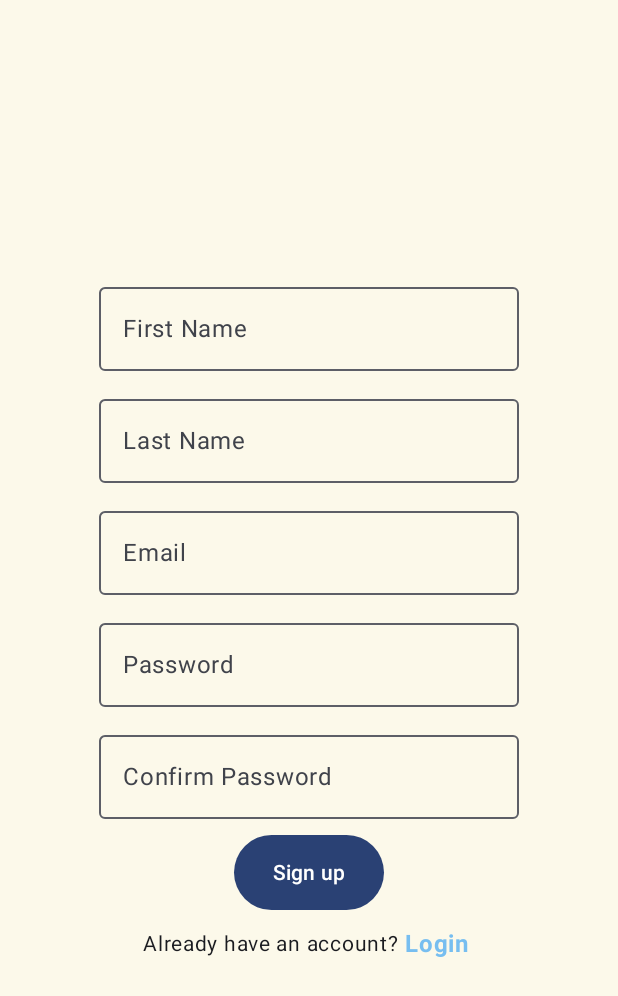
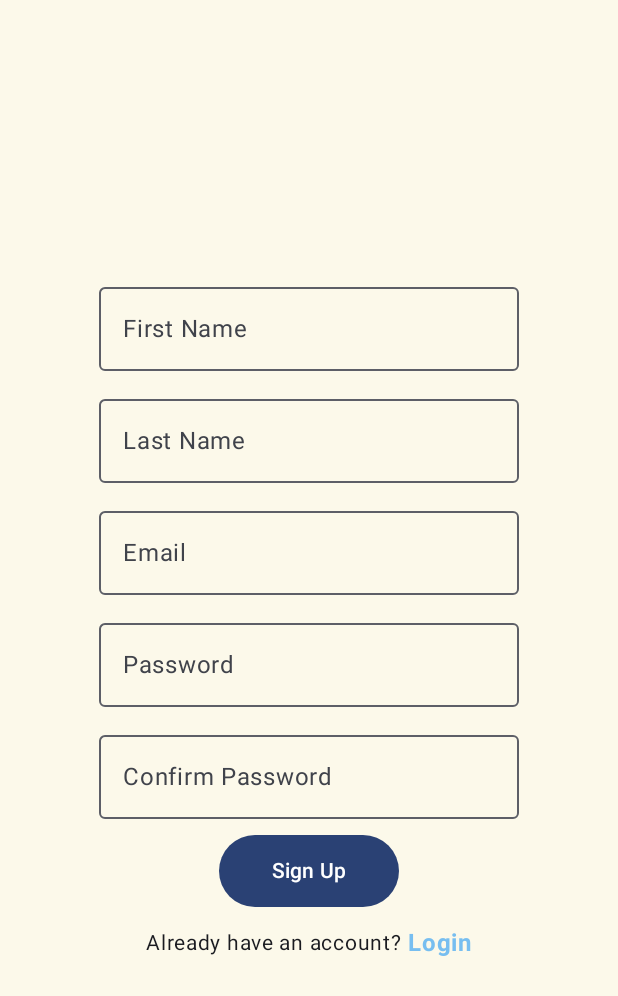
Before and after one commit to dulnidnw/pt-news-app, an Android app built with Jetpack Compose: the composable SignUpScreen shown on its own in the app's theme, on a phone screen of 412 x 824 dp. Shown: the top 996 px of the screen. Run offline under Robolectric (Android 15) with nearby library versions, the phone set to English and light mode, and no system bars; our stand-ins replace Room's generated code; 3 statements that could not run were skipped.

```diff
--- a/app/src/main/java/com/example/pt_news_app/presentation/ui/signup/SignUpScreen.kt
+++ b/app/src/main/java/com/example/pt_news_app/presentation/ui/signup/SignUpScreen.kt
@@ -27,7 +27,7 @@ import androidx.compose.ui.text.input.PasswordVisualTransformation
 import androidx.compose.ui.unit.dp
 import androidx.compose.ui.unit.sp
 import android.widget.Toast
-import android.util.Patterns
+import androidx.compose.foundation.layout.height
 import androidx.lifecycle.viewmodel.compose.viewModel
 import androidx.navigation.NavController
 import com.example.pt_news_app.R
@@ -117,66 +117,57 @@ fun SignUpScreen(
         )
         Button(
             onClick = {
-                // Validation
-                if (firstName.isBlank() || lastName.isBlank() || email.isBlank() || password.isBlank() || confirmPassword.isBlank()) {
-                    Toast.makeText(context, "Please fill all fields", Toast.LENGTH_SHORT).show()
-                    return@Button
-                }
-                if (!Patterns.EMAIL_ADDRESS.matcher(email).matches()) {
-                    Toast.makeText(context, "Please enter a valid email", Toast.LENGTH_SHORT).show()
-                    return@Button
-                }
-                if (password != confirmPassword) {
-                    Toast.makeText(context, "Passwords do not match", Toast.LENGTH_SHORT).show()
-                    return@Button
+                viewModel.submit(
+                    firstName.trim(),
+                    lastName.trim(),
+                    email.trim(),
+                    password.trim(),
+                    confirmPassword.trim()
+                )
+            },
+            modifier = Modifier
+                .size(width = 120.dp, height = 48.dp)
+        ) {
+            Text(text = if (uiState.isLoading) "Loading..." else "Sign Up")
         }
 
-                viewModel.submit()
-
-            }, modifier = Modifier
-                .size(100.dp, 50.dp)
-        ) {
-            Text(text = "Sign up")
-        }
-        Spacer(
-            modifier = Modifier
-                .padding(5.dp)
-        )
+        Spacer(modifier = Modifier.height(12.dp))
 
         Row(
-            verticalAlignment = Alignment.Bottom,
-            horizontalArrangement = Arrangement.End
-
-
+            horizontalArrangement = Arrangement.Center,
+            verticalAlignment = Alignment.CenterVertically
         ) {
+            Text(text = "Already have an account? ", fontSize = 14.sp)
             Text(
-                text = "Already have an account? ",
-                fontSize = 14.sp
-            )
-            Text(
-                text = "Login ",
+                text = "Login",
                 fontSize = 16.sp,
                 color = colorResource(R.color.light_blue),
                 fontWeight = FontWeight.Bold,
-                modifier = Modifier
-                    .clickable {
+                modifier = Modifier.clickable {
                     navController.navigate(NavRoutes.screenLogin)
                 }
             )
         }
-
     }
 
-    if (uiState.createdUser != null && uiState.error == null && !uiState.isLoading) {
+
+    when {
+        uiState.error != null -> {
+            Toast.makeText(context, uiState.error, Toast.LENGTH_SHORT).show()
+            viewModel.clearError()
+        }
+
+        uiState.createdUser != null && !uiState.isLoading -> {
+            Toast.makeText(context, "Sign up complete", Toast.LENGTH_SHORT).show()
             firstName = ""
             lastName = ""
             email = ""
             password = ""
             confirmPassword = ""
-        Toast.makeText(context, "Sign up complete", Toast.LENGTH_SHORT).show()
             navController.navigate(NavRoutes.screenLogin) {
                 popUpTo(NavRoutes.screenLogin) { inclusive = true }
             }
         }
+    }
 
 }
--- a/app/src/main/java/com/example/pt_news_app/presentation/ui/signup/SignUpViewModel.kt
+++ b/app/src/main/java/com/example/pt_news_app/presentation/ui/signup/SignUpViewModel.kt
@@ -4,7 +4,6 @@ import androidx.lifecycle.ViewModel
 import androidx.lifecycle.viewModelScope
 import com.example.pt_news_app.domain.model.User
 import com.example.pt_news_app.domain.usecase.SignUpUseCase
-import dagger.hilt.android.HiltAndroidApp
 import kotlinx.coroutines.flow.*
 import kotlinx.coroutines.launch
 
@@ -20,7 +19,7 @@ data class SignUpUiState(
     val isLoading: Boolean = false,
     val error: String? = ""
 )
-//@HiltAndroidApp
+
 class SignupViewModel(private val signUp: SignUpUseCase) : ViewModel() {
     private val _ui = MutableStateFlow(SignUpUiState())
     val ui: StateFlow<SignUpUiState> = _ui.asStateFlow()
@@ -31,7 +30,7 @@ class SignupViewModel(private val signUp: SignUpUseCase) : ViewModel() {
     fun onPassword(v: String) = _ui.update { it.copy(password = v, error = null) }
     fun onConfirm(v: String) = _ui.update { it.copy(confirmPassword = v, error = null) }
 
-    fun submit() {
+    fun submit(trim: String, trim1: String, trim2: String, trim3: String, trim4: String) {
         val s = _ui.value
         viewModelScope.launch {
             _ui.update { it.copy(isLoading = true, error = null) }
@@ -45,4 +44,7 @@ class SignupViewModel(private val signUp: SignUpUseCase) : ViewModel() {
             }
         }
     }
+    fun clearError() {
+        _ui.value = _ui.value.copy(error = null)
+    }
 }
```
Also changed, not shown: app/src/main/java/com/example/pt_news_app/domain/usecase/SignUpUseCase.kt (+45 -5 lines), app/src/main/java/com/example/pt_news_app/presentation/navigation/AppNavigation.kt (+15 -21 lines). Lines whose indentation alone changed are shown as unchanged.
